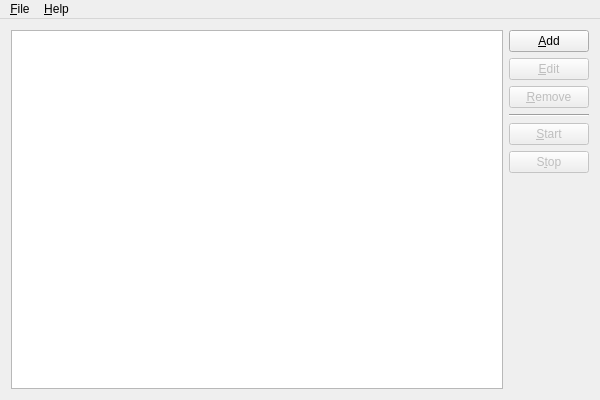
Old version of the form source/mainwindow.ui in the repository martin-kudlicka/crypto-miner.
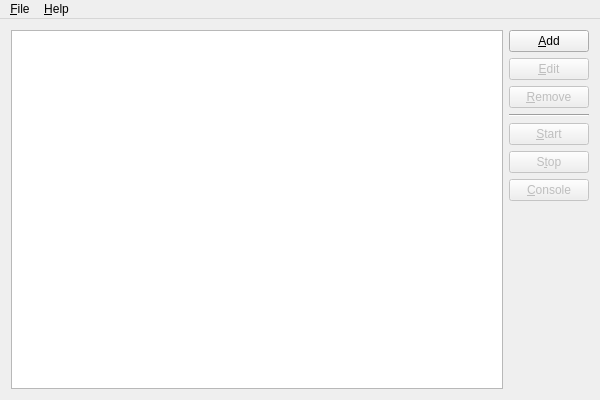
New version of the form.

Commit message: + console button

Patch:
```diff
--- a/source/mainwindow.ui
+++ b/source/mainwindow.ui
@@ -84,6 +84,16 @@
         </property>
        </widget>
       </item>
+      <item>
+       <widget class="QPushButton" name="miningUnitConsole">
+        <property name="enabled">
+         <bool>false</bool>
+        </property>
+        <property name="text">
+         <string>&amp;Console</string>
+        </property>
+       </widget>
+      </item>
       <item>
        <spacer name="verticalSpacer">
         <property name="orientation">
```
The commit also changes 2 other files.
